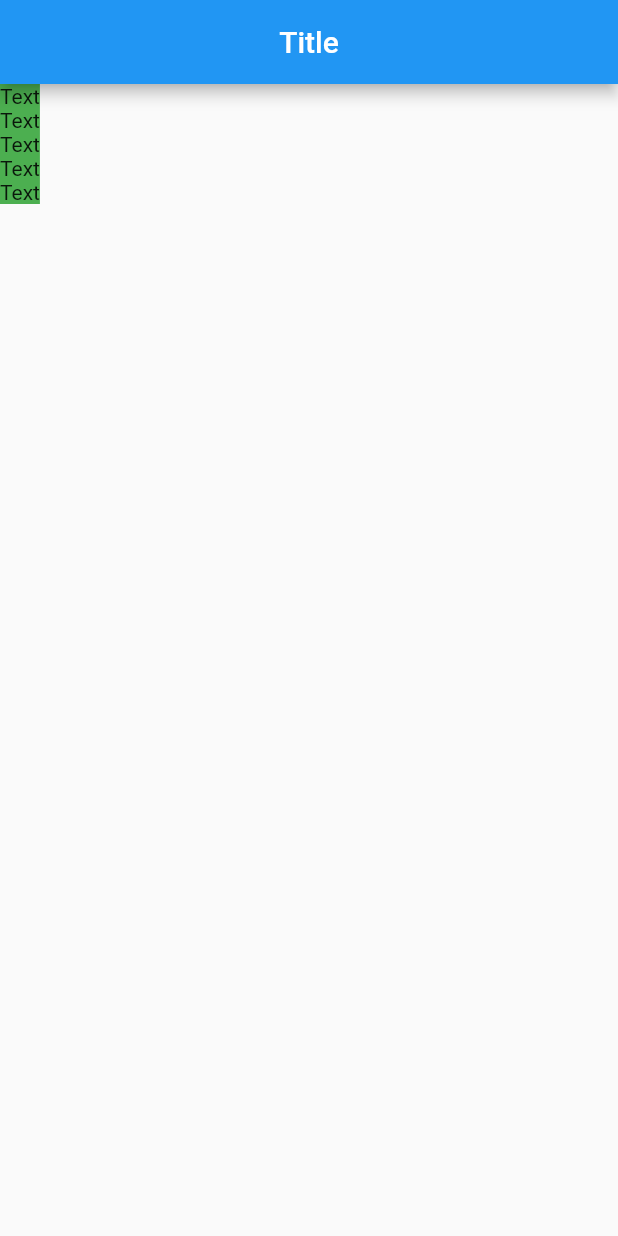
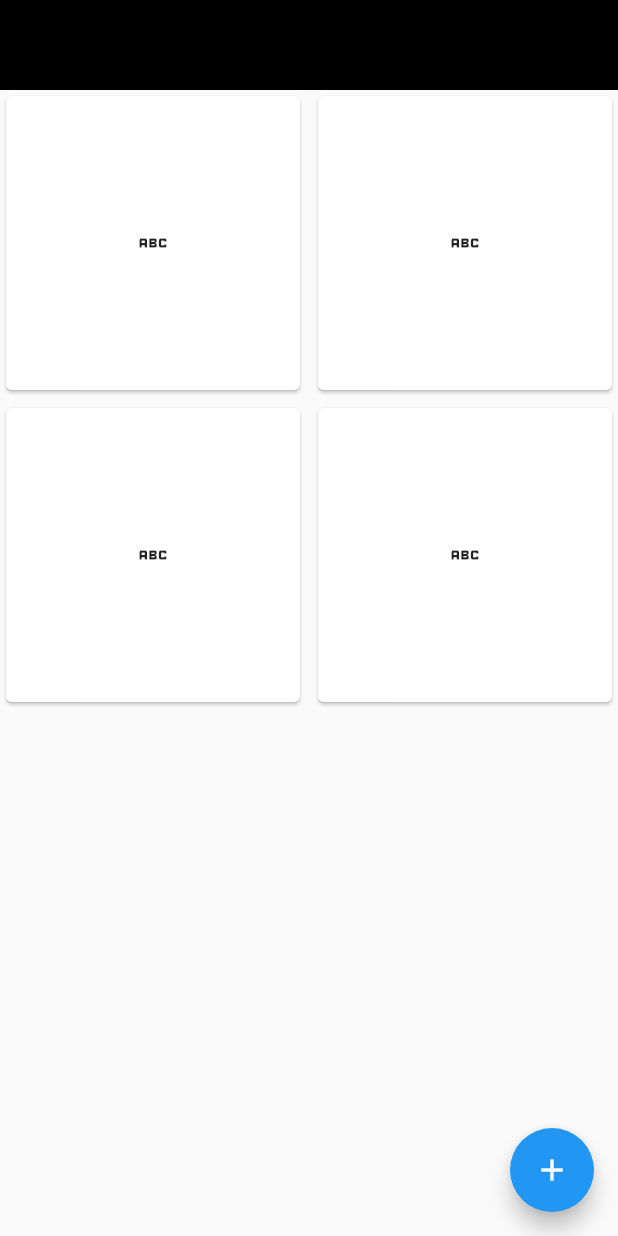
Before and after one commit to narekpog/flutter-classes, a Flutter app: the screen it shows after launch, on a phone screen of 412 x 824 dp. Run offline on Flutter 3.47's test engine with Material 2 defaults, Android fonts, the phone set to English and light mode, and no system bars.

Commit message:
home changes

```diff
--- a/lib/pages/home_page.dart
+++ b/lib/pages/home_page.dart
@@ -7,22 +7,65 @@ class HomePageWidget extends StatelessWidget {
   @override
   Widget build(BuildContext context) {
     return Scaffold(
-      appBar: AppBar(
-        centerTitle: true,
-        title: const Text('Title'),
+      floatingActionButton: FloatingActionButton(
+        onPressed: () {},
+        child: Icon(
+          Icons.add,
+        ),
+      ),
+      appBar: PreferredSize(
+        preferredSize: Size(
+          double.infinity,
+          60,
+        ),
+        child: Container(
+          color: Colors.black,
+        ),
       ),
       body: _buildBody(),
     );
   }
 
   Widget _buildBody() {
-    return Column(
-      children: const [
-        MyTextWidget(),
-        MyTextWidget(),
-        MyTextWidget(),
-        MyTextWidget(),
-        MyTextWidget(),
+    List<String> names = [
+      'asd',
+      'asddd',
+      '232',
+      'ewq',
+      'asdewqdd',
+    ];
+
+    return GridView(
+      gridDelegate: SliverGridDelegateWithFixedCrossAxisCount(
+        crossAxisCount: 2,
+        crossAxisSpacing: 4.0,
+        mainAxisSpacing: 4.0,
+      ),
+      children: [
+        Card(
+          child: IconButton(
+            icon: Icon(Icons.abc),
+            onPressed: () {},
+          ),
+        ),
+        Card(
+          child: IconButton(
+            icon: Icon(Icons.abc),
+            onPressed: () {},
+          ),
+        ),
+        Card(
+          child: IconButton(
+            icon: Icon(Icons.abc),
+            onPressed: () {},
+          ),
+        ),
+        Card(
+          child: IconButton(
+            icon: Icon(Icons.abc),
+            onPressed: () {},
+          ),
+        ),
       ],
     );
   }
```
